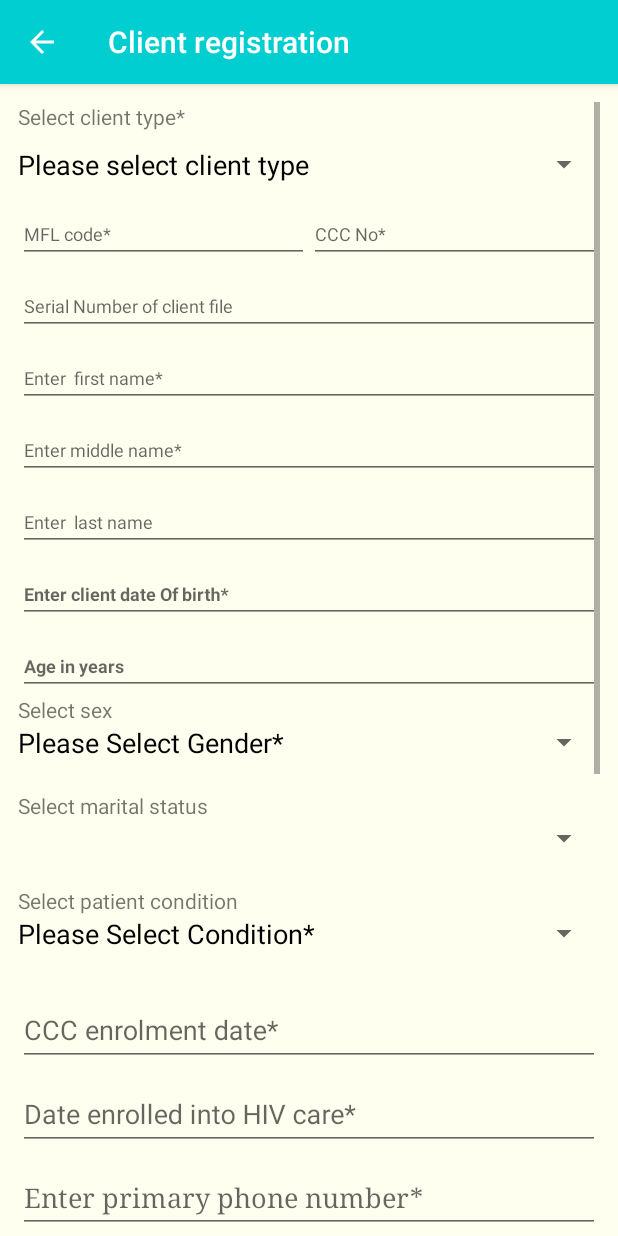
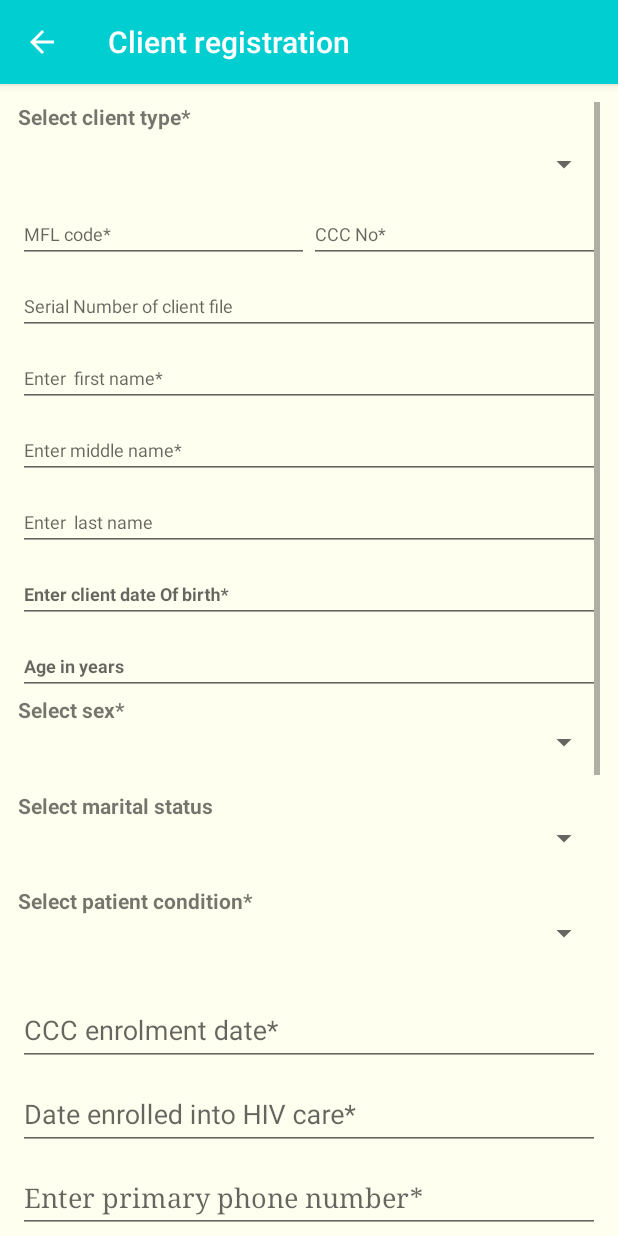
Before and after one commit to palladiumkenya/NishauriAndroid, an Android app: the Registration screen opened directly, with no data from a screen before it, on a phone screen of 412 x 824 dp. Run offline under Robolectric (Android 15) with nearby library versions, the phone set to English and light mode, and no system bars; our stand-ins replace Volley; libraries missing offline, so code that uses them is left out: cn.pedant, com.facebook.stetho; 3 statements that could not run were skipped.

Commit message:
Clent reg placeholders

```diff
--- a/app/src/main/java/com/example/mhealth/appointment_diary/defaulters_diary/losttofollow/LosttoFollowAdapter.java
+++ b/app/src/main/java/com/example/mhealth/appointment_diary/defaulters_diary/losttofollow/LosttoFollowAdapter.java
@@ -574,15 +574,15 @@ public class LosttoFollowAdapter extends BaseAdapter implements Filterable {
 //                    String[] finaloutcome={"Select final outcome","client declined care","rescheduling","Client Returned To Care","Self Transfer","Dead","Challenging Client","Client Too Sick To Attend Appointment","Other"};
                     String[] newapptype={"Select new appointment type","Refill","Clinical review","Enhanced Adherance Counselling","Lab investigation","VL Booking","Other"};
 
-                    final String[] outcome={"Select outcome","Client contacted after lost to follow up","Client not contacted after lost to follow up","Informant contacted after lost to follow up", "Informant not contacted after lost to follow up"};
-
-                    String[] finaloutcome={"Select final outcome","client declined care after lost to follow up","Client Returned To Care after lost to follow up","Self Transfer after lost to follow up","Dead after lost to follow up","Other"};
-
-
-                    String[] finalclientoutcome={"Select final outcome","client declined care after lost to follow up","Client Returned To Care after lost to follow up","Self Transfer after lost to follow up","Other"};
-
-//
-                    String[] finalinformantoutcome={"Select final outcome","client declined care after lost to follow up","Client Returned To Care after lost to follow up","Self Transfer after lost to follow up","Dead after lost to follow up","Other"};
+                    final String[] outcome={"Select outcome","Client contacted","Client not contacted","Informant contacted ", "Informant not contacted"};
+
+                    String[] finaloutcome={"Select final outcome","client declined care ","Client Returned To Care","Self Transfer","Dead after","Other"};
+
+
+                    String[] finalclientoutcome={"Select final outcome","client declined care","Client Returned To Care","Self Transfer","Other"};
+
+//
+                    String[] finalinformantoutcome={"Select final outcome","client declined care","Client Returned To Care","Self Transfer","Dead ","Other"};
 
 
                     final ArrayAdapter<String> adapter = new ArrayAdapter<String>(v.getContext() , android.R.layout.simple_spinner_dropdown_item,outcome);
--- a/app/src/main/java/com/example/mhealth/appointment_diary/utilitymodules/Registration.java
+++ b/app/src/main/java/com/example/mhealth/appointment_diary/utilitymodules/Registration.java
@@ -62,25 +62,39 @@ public class Registration extends AppCompatActivity implements AdapterView.OnIte
     AccessServer acs;
     SendMessage sm;
 
-    String[] genders = {"Please Select Gender*", "Female", "Male"};
-
-    String[] newgroupings = {"Please Select Grouping", "Adolescent","PMTCT","TB","Adults","Peads","TB-HIV","HEI"};
-    String[] gendersUcsf = {"Please Select Sex", "Female", "Male"};
-    String[] maritals = {"Please Select Marital Status*", "Single", "Married Monogomaus", "Married Polygamous", "Divorced", "Widowed", "Cohabiting", "Not Applicable"};
-    String[] maritalsInfants = {"Please Select Marital Status", "Single","Not Applicable"};
-    String[] conditions = {"Please Select Condition*", "ART", "Pre-Art"};
-    String[] groups = {"Please Select Grouping", "peads", "adolescents", "PMTCT", "ART", "High VL (Suppressed & non suppressant)"};
-    String[] languages = {"Please Select Language", "Swahili", "English"};
-    String[] smss = {"Enable Sms*", "Yes", "No"};
-    String[] orphanOp = {"Are you an Orphan", "Yes", "No"};
-    String[] schoolOp = {"Are you in school", "Yes", "No"};
+    String[] genders = {"", "Female", "Male"};
+   // Please Select Gender*
+
+    String[] newgroupings = {"", "Adolescent","PMTCT","TB","Adults","Peads","TB-HIV","HEI"};
+    //Please Select Grouping
+    String[] gendersUcsf = {"", "Female", "Male"};
+    //Please Select Sex
+    String[] maritals = {"", "Single", "Married Monogomaus", "Married Polygamous", "Divorced", "Widowed", "Cohabiting", "Not Applicable"};
+    //Please Select Marital Status*
+    String[] maritalsInfants = {"", "Single","Not Applicable"};
+    //Please Select Marital Status
+    String[] conditions = {"", "ART", "Pre-Art"};
+   // Please Select Condition*
+    String[] groups = {"", "peads", "adolescents", "PMTCT", "ART", "High VL (Suppressed & non suppressant)"};
+    //Please Select Grouping
+    String[] languages = {"", "Swahili", "English"};
+    //Please Select Language
+    String[] smss = {"", "Yes", "No"};
+   // "Enable Sms*",
+    String[] orphanOp = {"", "Yes", "No"};
+    //Are you an Orphan
+    String[] schoolOp = {"", "Yes", "No"};
+    //Are you in school
     String[] weeklymotivation = {"Enable weekly motivation alerts", "Yes", "No"};
     String[] msgtime = {"Please select preffered messaging time", "00:00", "01:00", "02:00", "03:00", "04:00", "05:00", "06:00", "07:00", "08:00", "09:00", "10:00", "11:00", "12:00", "13:00", "14:00", "15:00", "16:00", "17:00", "18:00", "19:00", "20:00", "21:00", "22:00", "22:00", "23:00"};
-    String[] pntstatus = {"Please select client type", "New", "Update", "Transfer Client In (This module allows transfer in of a client from a facility without ushauri system)"};
-    String[] statuss = {"Please Select Status*", "Active", "Disabled", "Deceased","Transfer Out"};
-    String[] statussnew = {"Please Select Status", "Active"};
-
-
+    String[] pntstatus = {"", "New client", "Update client", "Transfer Client In (Transfer in of a client from a facility without ushauri system)"};
+    //Enable Sms
+    String[] statuss = {"", "Active", "Disabled", "Deceased","Transfer Out"};
+    //Please Select Status*
+    String[] statussnew = {"", "Active"};
+    //Please Select Status
+
+//"Please select client type"
     String counter;
 
     @Override
@@ -1227,7 +1241,7 @@ public class Registration extends AppCompatActivity implements AdapterView.OnIte
 
             if (patientStatus_code.contentEquals("0")) {
 
-                Toast.makeText(this, "Please Select transaction type", Toast.LENGTH_SHORT).show();
+                Toast.makeText(this, "Please Select client type", Toast.LENGTH_SHORT).show();
 
 
             } else if (cccS.trim().isEmpty()) {
--- a/app/src/main/res/layout/activity_registration.xml
+++ b/app/src/main/res/layout/activity_registration.xml
@@ -52,8 +52,6 @@
             android:layout_height="match_parent"
             >
 
-
-
             <LinearLayout
                 android:layout_width="match_parent"
                 android:orientation="vertical"
@@ -61,17 +59,23 @@
                 android:id="@+id/mydetailsll"
                 android:layout_height="wrap_content">
 
+
+
                 <TextView
                     android:layout_width="match_parent"
                     android:layout_height="wrap_content"
+
+                    android:textStyle="bold"
                     android:text="Select client type*"/>
 
                 <Spinner
                     android:layout_width="match_parent"
                     android:layout_marginTop="10sp"
+
                     android:id="@+id/Patientstatus_spinner"
                     android:layout_marginBottom="5sp"
                     android:layout_height="wrap_content"/>
+
 
 
                 <LinearLayout
@@ -292,7 +296,9 @@
                 android:id="@+id/textView11"
                 android:layout_width="match_parent"
                 android:layout_height="wrap_content"
-                android:text="Select sex" />
+                android:textStyle="bold"
+
+                android:text="Select sex*" />
 
             <LinearLayout
                 android:layout_width="match_parent"
@@ -311,6 +317,7 @@
             <TextView
                 android:layout_width="match_parent"
                 android:layout_height="wrap_content"
+                android:textStyle="bold"
                 android:text="Select marital status"/>
             <LinearLayout
                 android:layout_width="match_parent"
@@ -330,7 +337,8 @@
                 android:id="@+id/textView12"
                 android:layout_width="match_parent"
                 android:layout_height="wrap_content"
-                android:text="Select patient condition" />
+                android:textStyle="bold"
+                android:text="Select patient condition*" />
 
             <LinearLayout
                 android:layout_width="match_parent"
@@ -448,7 +456,8 @@
             <TextView
                 android:layout_width="match_parent"
                 android:layout_height="wrap_content"
-                android:text="Enable SMS"/>
+                android:textStyle="bold"
+                android:text="Enable SMS*"/>
             <LinearLayout
                 android:layout_width="match_parent"
                 android:orientation="horizontal"
@@ -467,6 +476,7 @@
                 <Spinner
                     android:layout_width="match_parent"
                     android:id="@+id/sms_spinner"
+
                     android:layout_height="wrap_content"/>
             </LinearLayout>
 
@@ -482,6 +492,7 @@
                 <TextView
                     android:layout_width="match_parent"
                     android:layout_height="wrap_content"
+                    android:textStyle="bold"
                     android:text="Select language"/>
 
 
@@ -509,7 +520,8 @@
                 <TextView
                     android:layout_width="match_parent"
                     android:layout_height="wrap_content"
-                    android:text="Select preferred messaging time"/>
+                    android:textStyle="bold"
+                    android:text="Select preferred messaging time*"/>
 
                 <LinearLayout
                     android:layout_width="match_parent"
@@ -535,6 +547,7 @@
             <TextView
                 android:layout_width="match_parent"
                 android:layout_height="wrap_content"
+                android:textStyle="bold"
                 android:text="Select motivational alerts"/>
             <LinearLayout
                 android:layout_width="match_parent"
@@ -565,7 +578,8 @@
             <TextView
                 android:layout_width="match_parent"
                 android:layout_height="wrap_content"
-                android:text="Select status"/>
+                android:textStyle="bold"
+                android:text="Select status*"/>
             <LinearLayout
                 android:layout_width="match_parent"
                 android:orientation="horizontal"
@@ -600,6 +614,7 @@
                     <TextView
                         android:layout_width="match_parent"
                         android:layout_height="wrap_content"
+                        android:textStyle="bold"
                         android:text="Select Grouping*"/>
 
                     <!--<TextView-->
```
